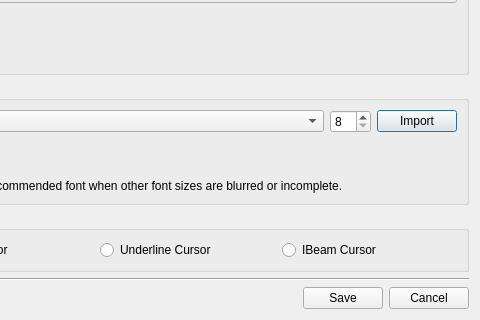
This is woterm/qwosessionttyproperty.ui in aoyiduo/woterm as Qt 5 draws it before an edit; both pictures show x 104 to 584 and y 118 to 438 of the 584 by 438 pixel window. The edited form follows.
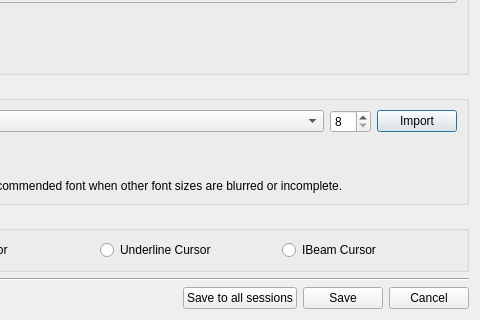
This is the edited form. Icons and pictures are not drawn.

Patch:
```diff
--- a/woterm/qwosessionttyproperty.ui
+++ b/woterm/qwosessionttyproperty.ui
@@ -656,6 +656,13 @@
        </property>
       </spacer>
      </item>
+     <item>
+      <widget class="QPushButton" name="btnSaveToAll">
+       <property name="text">
+        <string>Save to all sessions</string>
+       </property>
+      </widget>
+     </item>
      <item>
       <widget class="QPushButton" name="btnSave">
        <property name="text">
```
